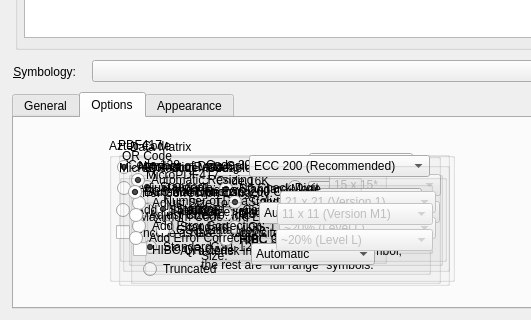
First picture: the form in frontend_qt4/mainWindow.ui, repository zint/zint-gpl-only, before the edit; both pictures show x 0 to 531 and y 239 to 559 of the 619 by 559 pixel window.
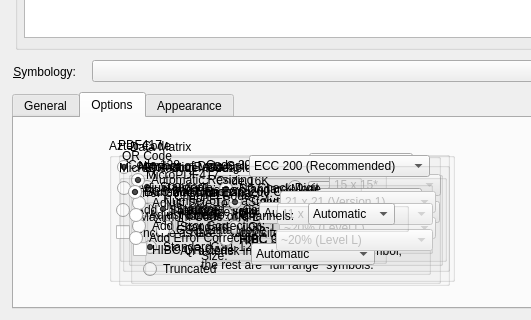
Second picture: the form after the edit. The open tabs and pages were chosen to show the change. Icons and pictures are not drawn.

Diff of the .ui file:
```diff
--- a/frontend_qt4/mainWindow.ui
+++ b/frontend_qt4/mainWindow.ui
@@ -2227,6 +2227,77 @@
       </item>
      </widget>
     </widget>
+    <widget class="QGroupBox" name="grpChannel" >
+     <property name="geometry" >
+      <rect>
+       <x>160</x>
+       <y>70</y>
+       <width>235</width>
+       <height>44</height>
+      </rect>
+     </property>
+     <property name="title" >
+      <string>Channel Code</string>
+     </property>
+     <widget class="QComboBox" name="cmbChannel" >
+      <property name="geometry" >
+       <rect>
+        <x>134</x>
+        <y>15</y>
+        <width>87</width>
+        <height>22</height>
+       </rect>
+      </property>
+      <item>
+       <property name="text" >
+        <string>Automatic</string>
+       </property>
+      </item>
+      <item>
+       <property name="text" >
+        <string>3</string>
+       </property>
+      </item>
+      <item>
+       <property name="text" >
+        <string>4</string>
+       </property>
+      </item>
+      <item>
+       <property name="text" >
+        <string>5</string>
+       </property>
+      </item>
+      <item>
+       <property name="text" >
+        <string>6</string>
+       </property>
+      </item>
+      <item>
+       <property name="text" >
+        <string>7</string>
+       </property>
+      </item>
+      <item>
+       <property name="text" >
+        <string>8</string>
+       </property>
+      </item>
+     </widget>
+     <widget class="QLabel" name="lblChannel" >
+      <property name="geometry" >
+       <rect>
+        <x>7</x>
+        <y>20</y>
+        <width>118</width>
+        <height>16</height>
+       </rect>
+      </property>
+      <property name="text" >
+       <string>Number of Channels:</string>
+      </property>
+     </widget>
+    </widget>
    </widget>
    <widget class="QWidget" name="tabAppear" >
     <property name="geometry" >
```
